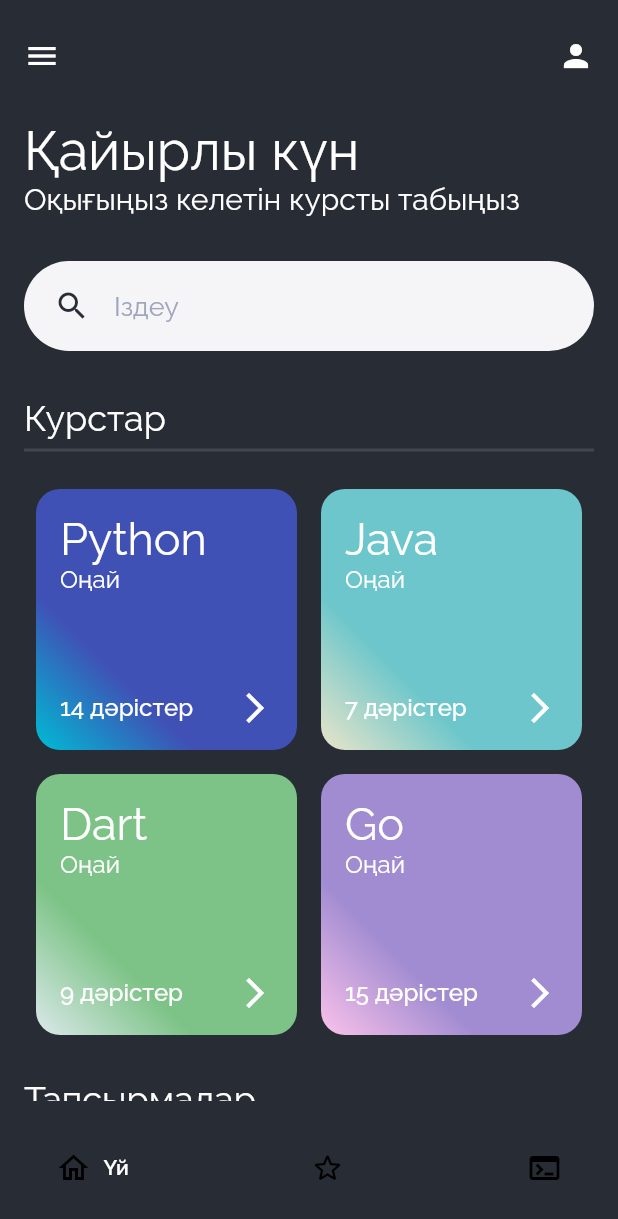
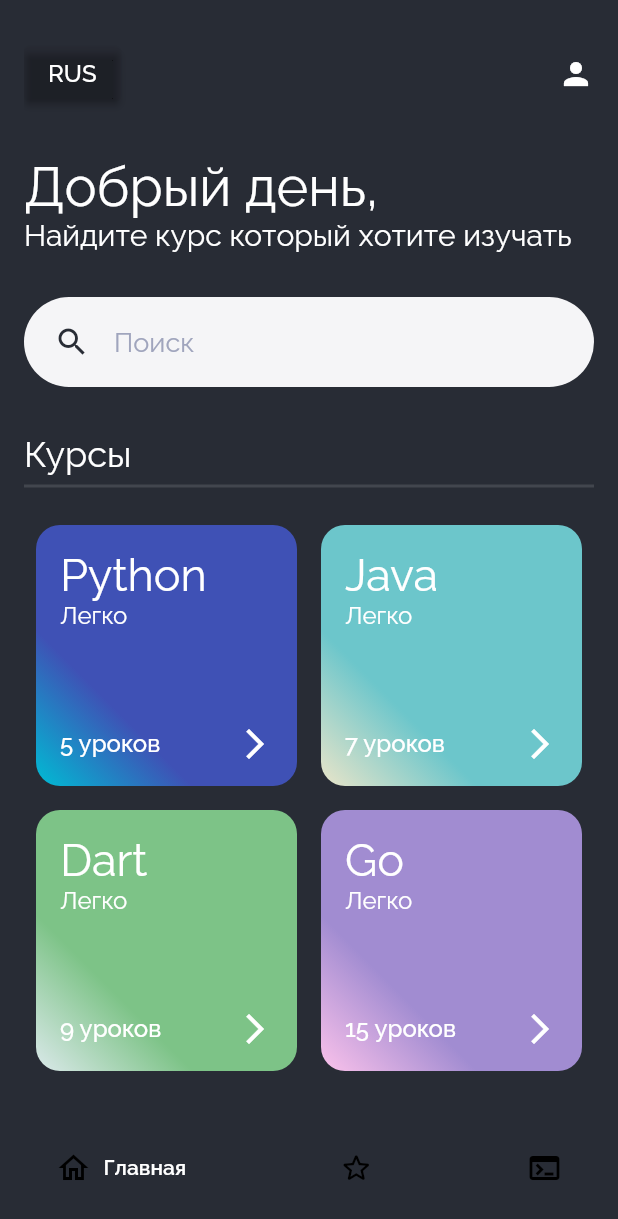
Before and after one commit to Alisherro/Qadam, a Flutter app: the MainScreen screen opened by its route, on a phone screen of 412 x 824 dp. Shown: the top 1219 px of the screen. Run offline on Flutter 3.47's test engine with Material 2 defaults, Android fonts, the phone set to English and light mode, and no system bars; drawn by our look-alikes of google_nav_bar; our stand-ins replace font_awesome_flutter, get, percent_indicator, webview_flutter.

Commit message:
коммит

```diff
--- a/lib/l10n/local.dart
+++ b/lib/l10n/local.dart
@@ -5,8 +5,9 @@ class LocalString extends Translations {
   // TODO: implement keys
   Map<String, Map<String, String>> get keys => {
 
-    'kz_KAZ':{
+    'kz_KZ':{
       'in':'Кіру',
+      'changelang':'KZ',
       'forget':'Есептік жазбаңыз жоқ па?',
       'forget2':'Тіркелу',
       'forget3':'немесе пайдаланыңыз',
@@ -14,16 +15,47 @@ class LocalString extends Translations {
       'slogan2':'Anywhere.\nFaster.\nTogether.',
       'email':'Электрондық пошта',
       'password':'Құпия сөз',
+      'greeting':'Қайырлы күн,',
+      'greeting2':'Оқығыңыз келетін курсты табыңыз',
+      'search':'Іздеу',
+      'tasks':'Тапсырмалар',
+      'task1':'А+В',
+      'task2':'Фиббоначи',
+      'task3':'Кері массив',
+      'lesson':'тақырыб',
+      'task4':'Күндер',
+      'course':'Курстар',
+      'bot1':'Басты',
+      'bot2':'Курстар',
+      'easy':'Оңай',
+      'con':'Жалғастыру',
+      'hard':'Қиын',
     },
     'ru_RU':{
       'in':'Войти',
-      'forget':'Нет зарегистрированы?',
+      'forget':'Не зарегистрированы?',
       'forget2':'Зарегестрироваться',
       'forget3':'или исопользуйте',
       'slogan':'Code',
       'slogan2':'Anywhere.\nFaster.\nTogether.',
       'email':'Электронная почта',
       'password':'Пароль',
+      'greeting':'Добрый день,',
+      'greeting2':'Найдите курс который хотите изучать',
+      'search':'Поиск',
+      'tasks':'Задачи',
+      'task1':'А+В',
+      'task2':'Фиббоначи',
+      'task3':'Реверс',
+      'con':'Продолжить',
+      'task4':'Дни',
+      'easy':'Легко',
+      'hard':'Тяжело',
+      'lesson':'уроков',
+      'changelang':'RUS',
+      'bot1':'Главная',
+      'bot2':'Курсы',
+      'course':'Курсы'
     },
 
   };
--- a/lib/screens/course_screen.dart
+++ b/lib/screens/course_screen.dart
@@ -1,4 +1,5 @@
 import 'package:flutter/material.dart';
+import 'package:get/get.dart';
 
 import '../const/programming_language.dart';
 import '../widgets/course_progress_indicator.dart';
@@ -73,7 +74,7 @@ class CourseScreen extends StatelessWidget {
         children: [
           const SizedBox(height: 15,),
           Text(
-            'Жалғастыру',
+            'con'.tr,
             style: Theme.of(context).textTheme.headline1,
           ),
           const SizedBox(height: 25),
--- a/lib/screens/home_screen.dart
+++ b/lib/screens/home_screen.dart
@@ -1,4 +1,5 @@
 import 'package:flutter/material.dart';
+import 'package:get/get.dart';
 import 'package:qadam/const/code_task.dart';
 import 'package:qadam/widgets/code_tasks_view.dart';
 import '../const/programming_language.dart';
@@ -7,12 +8,54 @@ import '../widgets/learning_section_widget.dart';
 class HomeScreen extends StatelessWidget {
   HomeScreen({Key? key}) : super(key: key);
 
+  final List locale = [
+    {'name': 'Русский', 'locale': const Locale('ru', 'RU')},
+    {'name': 'Қазақша', 'locale': const Locale('kz', 'KZ')},
+  ];
+  updateLanguage(Locale locale) {
+    Get.back();
+    Get.updateLocale(locale);
+  }
+
+  buildLanguageDialog(BuildContext context) {
+    showDialog(
+        context: context,
+        builder: (builder) {
+          return AlertDialog(
+            title: const Text('Выберите язык'),
+            content: Container(
+              width: double.maxFinite,
+              child: ListView.separated(
+
+                  shrinkWrap: true,
+                  itemBuilder: (context, index) {
+                    return Padding(
+                      padding: const EdgeInsets.all(8.0),
+                      child: GestureDetector(
+                        child: Text(locale[index]['name']),
+                        onTap: () {
+                          updateLanguage(locale[index]['locale']);
+                        },
+                      ),
+                    );
+                  },
+                  separatorBuilder: (context, index) {
+                    return const Divider(
+                      color: Colors.grey,
+                    );
+                  },
+                  itemCount: locale.length),
+            ),
+          );
+        });
+  }
+
   final List<ProgrammingLanguage> languages = [
     ProgrammingLanguage(
         'https://upload.wikimedia.org/wikipedia/commons/thumb/1/18/ISO_C%2B%2B_Logo.svg/800px-ISO_C%2B%2B_Logo.svg.png',
         'Python',
-        14,
-        'Оңай',
+        5,
+        'easy'.tr,
         65,
         Colors.indigo,
         Colors.cyan, [
@@ -26,7 +69,7 @@ class HomeScreen extends StatelessWidget {
         'https://s0.rbk.ru/v6_top_pics/media/img/1/60/756533742439601.jpg',
         'Java',
         7,
-        'Оңай',
+        'easy'.tr,
         35,
         const Color(0xff6cc6cb),
         const Color(0xffeae5c9), [
@@ -40,7 +83,7 @@ class HomeScreen extends StatelessWidget {
         'https://www.pngitem.com/pimgs/m/480-4800518_file-dart-logo-dart-programming-language-logo-hd.png',
         'Dart',
         9,
-        'Оңай',
+        'easy'.tr,
         10,
         const Color(0xff7dc387),
         const Color(0xffdbe9ea), [
@@ -54,7 +97,7 @@ class HomeScreen extends StatelessWidget {
         'https://www.freecodecamp.org/news/content/images/2021/10/golang.png',
         'Go',
         15,
-        'Оңай',
+        'easy'.tr,
         100,
         const Color(0xffa18cd1),
         const Color(0xfffbc2eb), [
@@ -67,10 +110,10 @@ class HomeScreen extends StatelessWidget {
   ];
 
   final List<CodeTask> codeTasks = [
-    CodeTask('a+b', 'Оңай', true),
-    CodeTask('Фиббоначи', 'Қиын', false),
-    CodeTask('кері массив', 'Қиын', true),
-    CodeTask('күндер', 'Оңай', true),
+    CodeTask('А+В', 'easy'.tr, true),
+    CodeTask('Фиббоначи', 'hard'.tr, false),
+    CodeTask('task3'.tr, 'hard'.tr, true),
+    CodeTask('Минимум', 'easy'.tr, true),
   ];
 
   @override
@@ -90,18 +133,30 @@ class HomeScreen extends StatelessWidget {
                 Row(
                   mainAxisAlignment: MainAxisAlignment.spaceBetween,
                   children: <Widget>[
-                    const Icon(Icons.menu),
+                    ElevatedButton(
+                      onPressed: () {
+                        buildLanguageDialog(context);
+                      },
+                      style: ElevatedButton.styleFrom(
+                        backgroundColor: Colors.transparent,
+
+                      ),
+                      child: Padding(
+                        padding: const EdgeInsets.symmetric(vertical: 5.0),
+                        child: Text('changelang'.tr, style: const TextStyle(fontSize: 16)),
+                      ),
+                    ),
                     const Icon(Icons.person)
                   ],
                 ),
                 const SizedBox(height: 30),
-                const Text(
-                  'Қайырлы күн',
-                  style: TextStyle(fontSize: 36),
+                Text(
+                  'greeting'.tr,
+                  style: const TextStyle(fontSize: 36),
                 ),
-                const Text(
-                  "Оқығыңыз келетін курсты табыңыз",
-                  style: TextStyle(fontSize: 20),
+                Text(
+                  'greeting2'.tr,
+                  style: const TextStyle(fontSize: 20),
                 ),
                 Container(
                   margin: const EdgeInsets.symmetric(vertical: 30),
@@ -120,9 +175,9 @@ class HomeScreen extends StatelessWidget {
                         color: Theme.of(context).scaffoldBackgroundColor,
                       ),
                       const SizedBox(width: 16),
-                      const Text(
-                        "Іздеу",
-                        style: TextStyle(
+                      Text(
+                        'search'.tr,
+                        style: const TextStyle(
                           fontSize: 18,
                           color: Color(0xFFA0A5BD),
                         ),
@@ -136,12 +191,12 @@ class HomeScreen extends StatelessWidget {
           Expanded(
             child: Column(
               crossAxisAlignment: CrossAxisAlignment.start,
-              children: const [
+              children: [
                 Text(
-                  'Курстар',
-                  style: TextStyle(fontSize: 24),
+                  'course'.tr,
+                  style: const TextStyle(fontSize: 24),
                 ),
-                Divider(
+                const Divider(
                   thickness: 2,
                 )
               ],
@@ -168,12 +223,12 @@ class HomeScreen extends StatelessWidget {
           Expanded(
             child: Column(
               crossAxisAlignment: CrossAxisAlignment.start,
-              children: const [
+              children: [
                 Text(
-                  'Тапсырмалар',
-                  style: TextStyle(fontSize: 24),
+                  'tasks'.tr,
+                  style: const TextStyle(fontSize: 24),
                 ),
-                Divider(
+                const Divider(
                   thickness: 2,
                 )
               ],
--- a/lib/screens/login_screen.dart
+++ b/lib/screens/login_screen.dart
@@ -143,7 +143,7 @@ class _LoginScreenState extends State<LoginScreen> {
                           style: Theme.of(context).textTheme.headline5,
                           children: [
                             TextSpan(
-                              text: ' forget2'.tr,
+                              text: 'forget2'.tr,
                               style: const TextStyle(
                                   color: Colors.blueAccent, fontSize: 18),
                             )
--- a/lib/widgets/bottom_nav_bar.dart
+++ b/lib/widgets/bottom_nav_bar.dart
@@ -1,4 +1,5 @@
 import 'package:flutter/material.dart';
+import 'package:get/get.dart';
 import 'package:google_nav_bar/google_nav_bar.dart';
 import 'package:provider/provider.dart';
 
@@ -23,16 +24,16 @@ class BottomNavBar extends StatelessWidget {
               selectedIndex: tabManager.selectedTab,
               onTabChange: tabManager.goToTab,
               gap: 8,
-              tabs: const [
+              tabs:  [
                 GButton(
                   icon: Icons.home_outlined,
-                  text: 'Үй',
+                  text: 'bot1'.tr,
                 ),
                 GButton(
                   icon: Icons.star_outline_rounded,
-                  text: 'Курстар',
+                  text: 'bot2'.tr,
                 ),
-                GButton(
+                const GButton(
                   icon: Icons.terminal,
                   text: 'Терминал',
                 ),
--- a/lib/widgets/learning_section_widget.dart
+++ b/lib/widgets/learning_section_widget.dart
@@ -1,4 +1,5 @@
 import 'package:flutter/material.dart';
+import 'package:get/get.dart';
 
 import '../const/programming_language.dart';
 
@@ -44,11 +45,11 @@ class LearningSectionWidget extends StatelessWidget {
                   crossAxisAlignment: CrossAxisAlignment.start,
                   children: [
                     Text(
-                      programmingLanguage.name,
+                      programmingLanguage.name.tr,
                       style: const TextStyle(fontSize: 30),
                     ),
                     Text(
-                      programmingLanguage.difficulty,
+                      'easy'.tr,
                       style: const TextStyle(
                         fontSize: 16.0,
                         fontWeight: FontWeight.w400,
@@ -62,7 +63,7 @@ class LearningSectionWidget extends StatelessWidget {
                   mainAxisAlignment: MainAxisAlignment.spaceBetween,
                   children: [
                     Text(
-                      '${programmingLanguage.lessonsAmount} дәрістер',
+                      '${programmingLanguage.lessonsAmount} ${'lesson'.tr}',
                       textAlign: TextAlign.end,
                       style: const TextStyle(
                         fontSize: 16.0,
```
Also changed, not shown: lib/screens/python_course_screen.dart (+14 -14 lines), lib/widgets/code_tasks_view.dart (+10 -18 lines).
